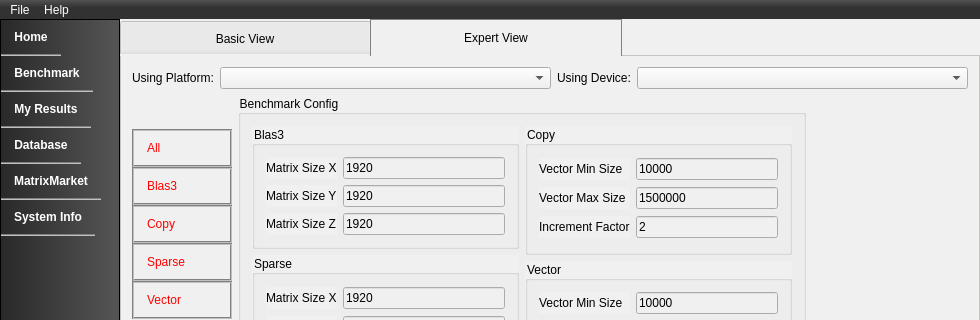
viennacl/viennaclbench-dev, file src/ui/mainwindow.ui: the form before one commit; both pictures show x 0 to 980 and y 0 to 320 of the 980 by 700 pixel window.
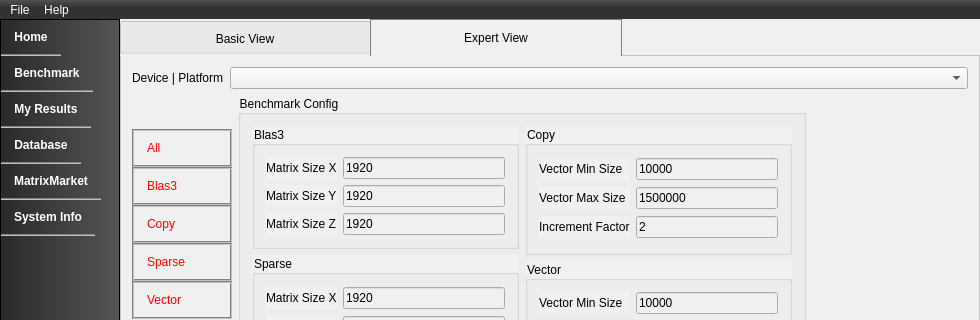
The form after the commit. Icons and pictures are not drawn. Custom widgets are drawn as their Qt base class.

Commit message:
Context switching attempt
Committing what I have so far.

Patch:
```diff
--- a/src/ui/mainwindow.ui
+++ b/src/ui/mainwindow.ui
@@ -1348,7 +1348,7 @@
                </widget>
               </item>
               <item row="0" column="0" colspan="6">
-               <layout class="QHBoxLayout" name="expert_chooserLayout_" stretch="0,4,0,4">
+               <layout class="QHBoxLayout" name="expert_contextLayout" stretch="0,4">
                 <item>
                  <widget class="QLabel" name="expert_platformsLabel">
                   <property name="sizePolicy">
@@ -1358,29 +1358,12 @@
                    </sizepolicy>
                   </property>
                   <property name="text">
-                   <string>Using Platform:</string>
+                   <string>Device | Platform</string>
                   </property>
                  </widget>
                 </item>
                 <item>
-                 <widget class="QComboBox" name="expert_platformsComboBox">
-                  <property name="sizePolicy">
-                   <sizepolicy hsizetype="Expanding" vsizetype="Fixed">
-                    <horstretch>0</horstretch>
-                    <verstretch>0</verstretch>
-                   </sizepolicy>
-                  </property>
-                 </widget>
-                </item>
-                <item>
-                 <widget class="QLabel" name="expert_devicesLabel">
-                  <property name="text">
-                   <string>Using Device:</string>
-                  </property>
-                 </widget>
-                </item>
-                <item>
-                 <widget class="QComboBox" name="expert_devicesComboBox">
+                 <widget class="QComboBox" name="expert_contextComboBox">
                   <property name="sizePolicy">
                    <sizepolicy hsizetype="Expanding" vsizetype="Fixed">
                     <horstretch>0</horstretch>
```
Left out of the diff: 30 changed lines with no effect on the pictures. The commit also changes 13 other files.
